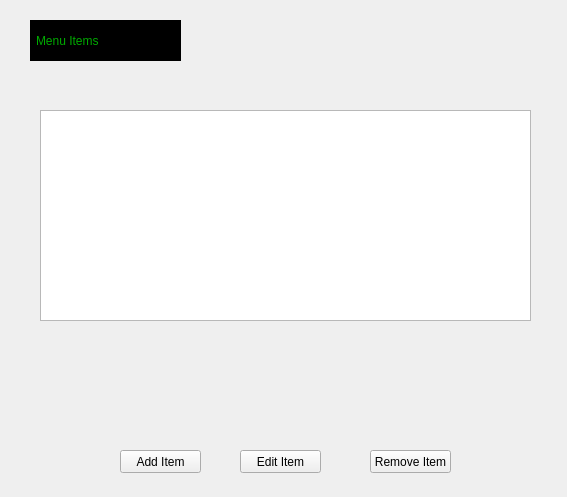
Before: the Qt Designer form Manager/managerGUI.ui in CS-3560-02-5/Los-Pollos-Hermanos-Drive-Thru-System, drawn with Qt 5.
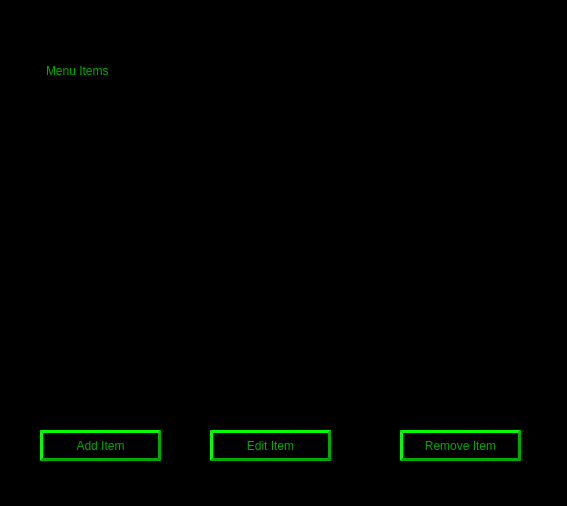
After: the same form once the commit is applied.

Commit message: Successful loading of the menu items into the manager view

```diff
--- a/Manager/managerGUI.ui
+++ b/Manager/managerGUI.ui
@@ -7,17 +7,20 @@
     <x>0</x>
     <y>0</y>
     <width>567</width>
-    <height>497</height>
+    <height>506</height>
    </rect>
   </property>
   <property name="windowTitle">
    <string>Form</string>
   </property>
+  <property name="styleSheet">
+   <string notr="true">background-color: rgb(0, 0, 0);</string>
+  </property>
   <widget class="QLabel" name="menuItems_label">
    <property name="geometry">
     <rect>
-     <x>30</x>
-     <y>20</y>
+     <x>40</x>
+     <y>50</y>
      <width>151</width>
      <height>41</height>
     </rect>
@@ -36,12 +39,19 @@
   <widget class="QPushButton" name="addItem_pushButton">
    <property name="geometry">
     <rect>
-     <x>120</x>
-     <y>450</y>
-     <width>81</width>
-     <height>23</height>
+     <x>40</x>
+     <y>430</y>
+     <width>121</width>
+     <height>31</height>
     </rect>
    </property>
+   <property name="styleSheet">
+    <string notr="true">color: rgb(0, 170, 0);
+background-color: rgb(0, 0, 0);
+font: 13pt &quot;MS Shell Dlg 2&quot;;
+border-style: outset;
+border-width: 3px;</string>
+   </property>
    <property name="text">
     <string>Add Item</string>
    </property>
@@ -49,12 +59,19 @@
   <widget class="QPushButton" name="editItem_pushButton">
    <property name="geometry">
     <rect>
-     <x>240</x>
-     <y>450</y>
-     <width>81</width>
-     <height>23</height>
+     <x>210</x>
+     <y>430</y>
+     <width>121</width>
+     <height>31</height>
     </rect>
    </property>
+   <property name="styleSheet">
+    <string notr="true">color: rgb(0, 170, 0);
+background-color: rgb(0, 0, 0);
+font: 13pt &quot;MS Shell Dlg 2&quot;;
+border-style: outset;
+border-width: 3px;</string>
+   </property>
    <property name="text">
     <string>Edit Item</string>
    </property>
@@ -62,12 +79,19 @@
   <widget class="QPushButton" name="removeItem_pushButton">
    <property name="geometry">
     <rect>
-     <x>370</x>
-     <y>450</y>
-     <width>81</width>
-     <height>23</height>
+     <x>400</x>
+     <y>430</y>
+     <width>121</width>
+     <height>31</height>
     </rect>
    </property>
+   <property name="styleSheet">
+    <string notr="true">color: rgb(0, 170, 0);
+background-color: rgb(0, 0, 0);
+font: 13pt &quot;MS Shell Dlg 2&quot;;
+border-style: outset;
+border-width: 3px;</string>
+   </property>
    <property name="text">
     <string>Remove Item</string>
    </property>
@@ -81,6 +105,16 @@
      <height>211</height>
     </rect>
    </property>
+   <property name="whatsThis">
+    <string>&lt;html&gt;&lt;head/&gt;&lt;body&gt;&lt;p&gt;&lt;br/&gt;&lt;/p&gt;&lt;/body&gt;&lt;/html&gt;</string>
+   </property>
+   <property name="styleSheet">
+    <string notr="true">color: rgb(0, 170, 0);
+background-color: rgb(0, 0, 0);
+font: 12pt &quot;MS Shell Dlg 2&quot;;
+border-style: outset;
+border-width: 3px;</string>
+   </property>
   </widget>
  </widget>
  <resources/>
```
The commit also changes 6 other files.
